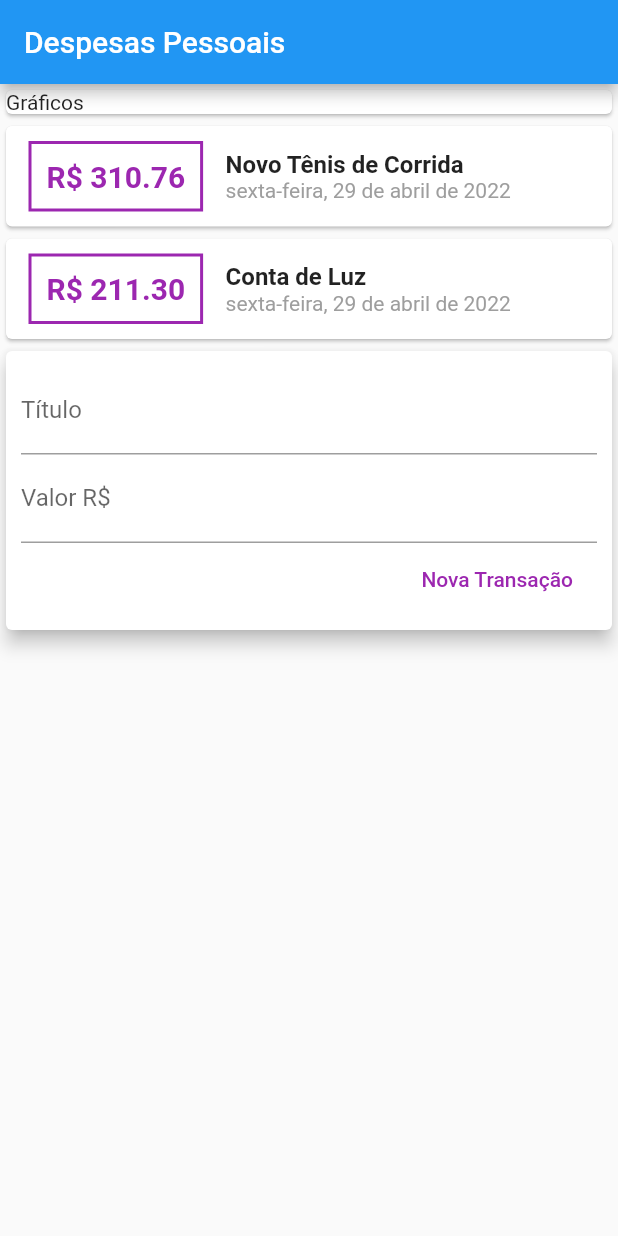
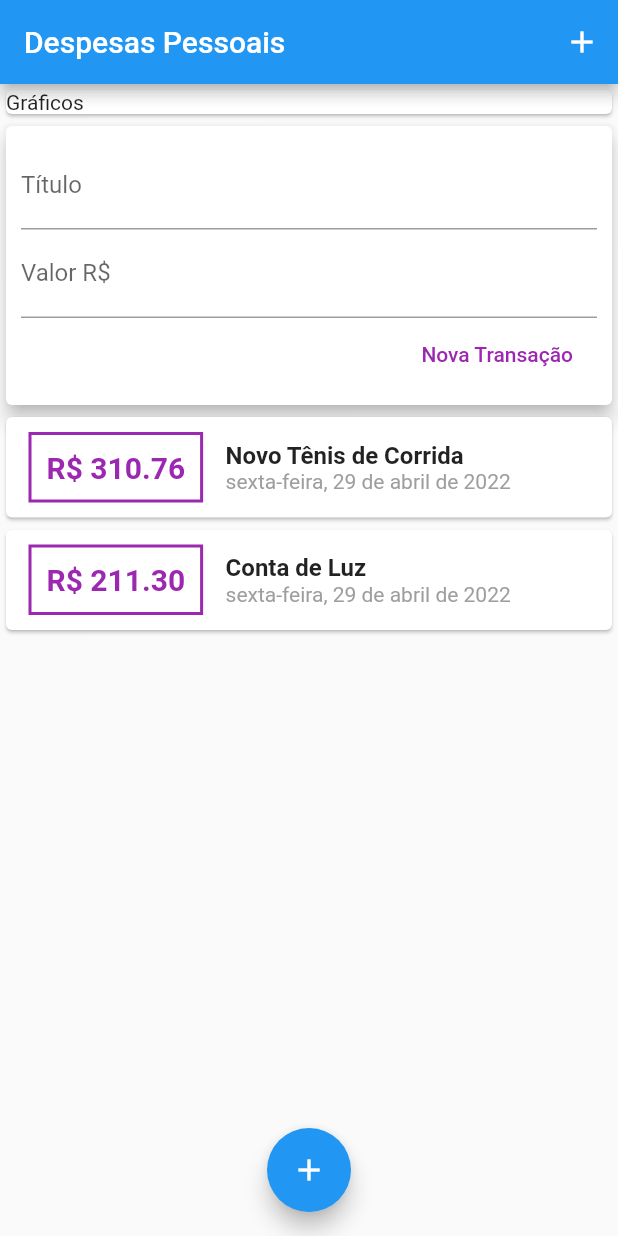
Before and after one commit to WellysonP/Depesas_Pessoais, a Flutter app: the screen it shows after launch, on a phone screen of 412 x 824 dp. Run offline on Flutter 3.47's test engine with Material 2 defaults, Android fonts, the phone set to English and light mode, and no system bars.

Commit message:
adicionado floatButtonActions

```diff
--- a/lib/componentes/transactions_list.dart
+++ b/lib/componentes/transactions_list.dart
@@ -8,8 +8,12 @@ class TransactionList extends StatelessWidget {
   TransactionList(this.transactions);
   @override
   Widget build(BuildContext context) {
-    return Column(
-      children: transactions.map((tr) {
+    return Container(
+      height: 500,
+      child: ListView.builder(
+        itemCount: transactions.length,
+        itemBuilder: (ctx, index) {
+          final tr = transactions[index];
           return Card(
             child: Row(
               children: [
@@ -56,7 +60,8 @@ class TransactionList extends StatelessWidget {
               ],
             ),
           );
-      }).toList(),
+        },
+      ),
     );
   }
 }
--- a/lib/componentes/transactions_user.dart
+++ b/lib/componentes/transactions_user.dart
@@ -22,7 +22,7 @@ class _TransactionUserState extends State<TransactionUser> {
       title: "Conta de Luz",
       value: 211.30,
       date: DateTime.now(),
-    )
+    ),
   ];
 
   _addTransaction(String title, double value) {
@@ -42,8 +42,8 @@ class _TransactionUserState extends State<TransactionUser> {
   Widget build(BuildContext context) {
     return Column(
       children: [
+        TransactionForm(_addTransaction),
         TransactionList(_transactions),
-        TransactionForm(_addTransaction),
       ],
     );
   }
--- a/lib/main.dart
+++ b/lib/main.dart
@@ -23,8 +23,17 @@ class MyHomePage extends StatelessWidget {
   @override
   Widget build(BuildContext context) {
     return Scaffold(
-      appBar: AppBar(title: Text("Despesas Pessoais")),
-      body: Column(
+      appBar: AppBar(
+        title: Text("Despesas Pessoais"),
+        actions: [
+          IconButton(
+            onPressed: () {},
+            icon: Icon(Icons.add),
+          )
+        ],
+      ),
+      body: SingleChildScrollView(
+        child: Column(
           crossAxisAlignment: CrossAxisAlignment.stretch,
           children: [
             Container(
@@ -36,6 +45,12 @@ class MyHomePage extends StatelessWidget {
             TransactionUser()
           ],
         ),
+      ),
+      floatingActionButton: FloatingActionButton(
+        onPressed: () {},
+        child: Icon(Icons.add),
+      ),
+      floatingActionButtonLocation: FloatingActionButtonLocation.centerFloat,
     );
   }
 }
```
Also changed, not shown: lib/componentes/transactions_form.dart (+13 -5 lines). Lines whose indentation alone changed are shown as unchanged.
